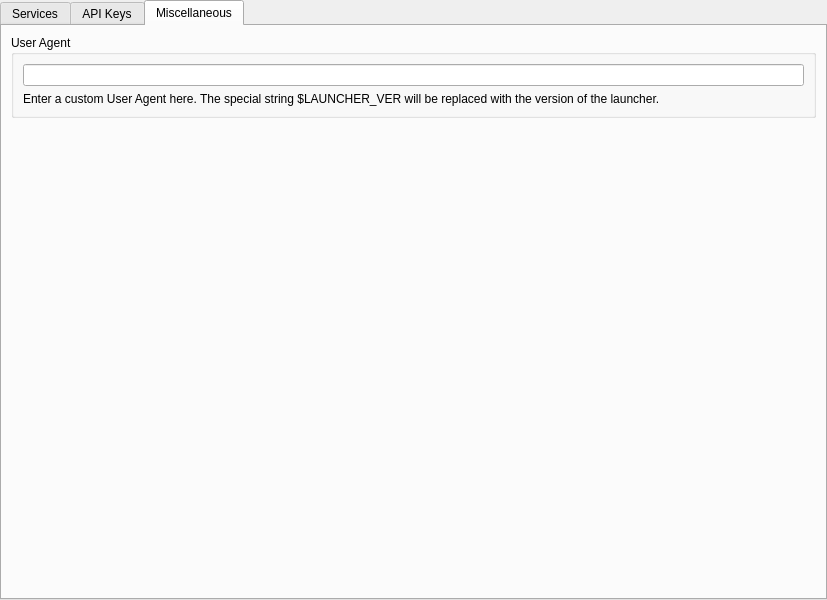
Old version of the form launcher/ui/pages/global/APIPage.ui in the repository PolyMC/PolyMC.
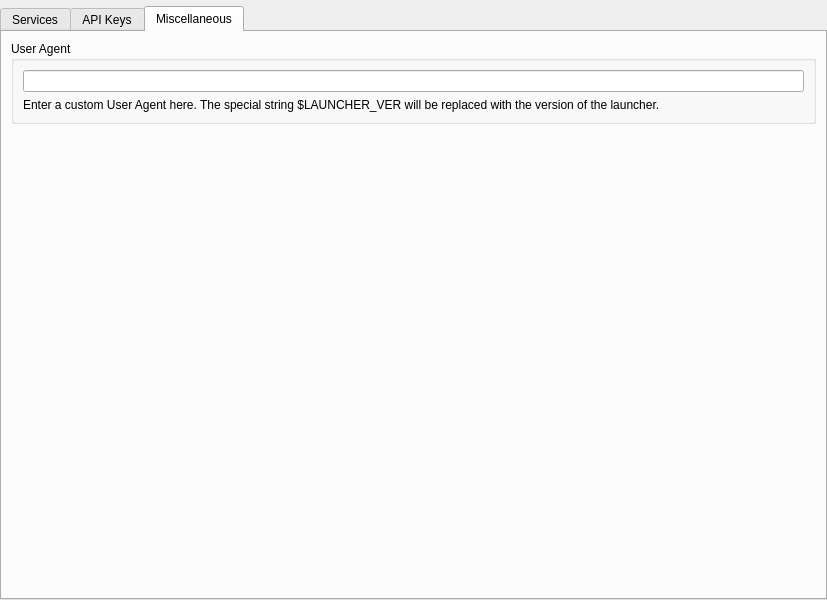
New version of the form.

Commit message: Adjust tab margins

The edit to the form file:
```diff
--- a/launcher/ui/pages/global/APIPage.ui
+++ b/launcher/ui/pages/global/APIPage.ui
@@ -15,7 +15,7 @@
     <number>0</number>
    </property>
    <property name="topMargin">
-    <number>0</number>
+    <number>6</number>
    </property>
    <property name="rightMargin">
     <number>0</number>
```
The commit also changes 3 other files.
